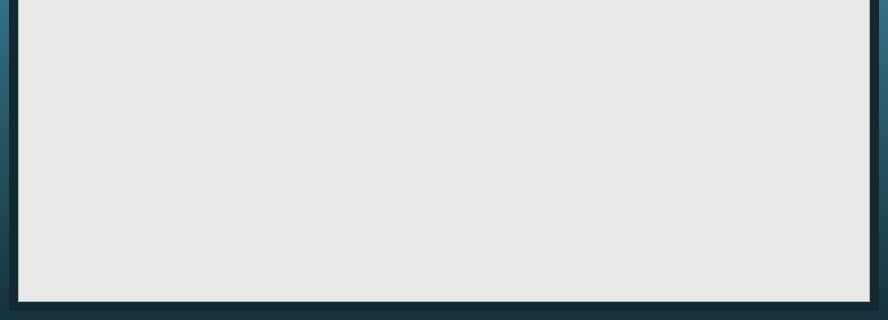
The window that PythonMDNSTest/gui.ui (p-sanches/somabits) describes before a commit, drawn with Qt 5; both pictures show x 0 to 888 and y 327 to 647 of the 888 by 647 pixel window.
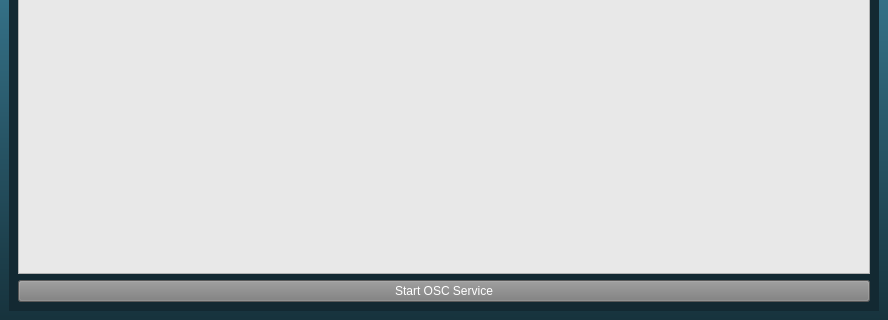
The same window after the commit. The open tabs and pages were chosen to show the change. Icons and pictures are not drawn.

```diff
--- a/PythonMDNSTest/gui.ui
+++ b/PythonMDNSTest/gui.ui
@@ -122,6 +122,18 @@
           </property>
          </widget>
         </item>
+        <item row="1" column="0">
+         <widget class="QPushButton" name="pushButton">
+          <property name="styleSheet">
+           <string notr="true">background-color: rgb(124, 124, 124);
+font: 63 10pt &quot;Adobe Fan Heiti Std B&quot;;
+color: rgb(255, 255, 255);</string>
+          </property>
+          <property name="text">
+           <string>Start OSC Service</string>
+          </property>
+         </widget>
+        </item>
        </layout>
       </widget>
       <widget class="QWidget" name="tab_3">
```
